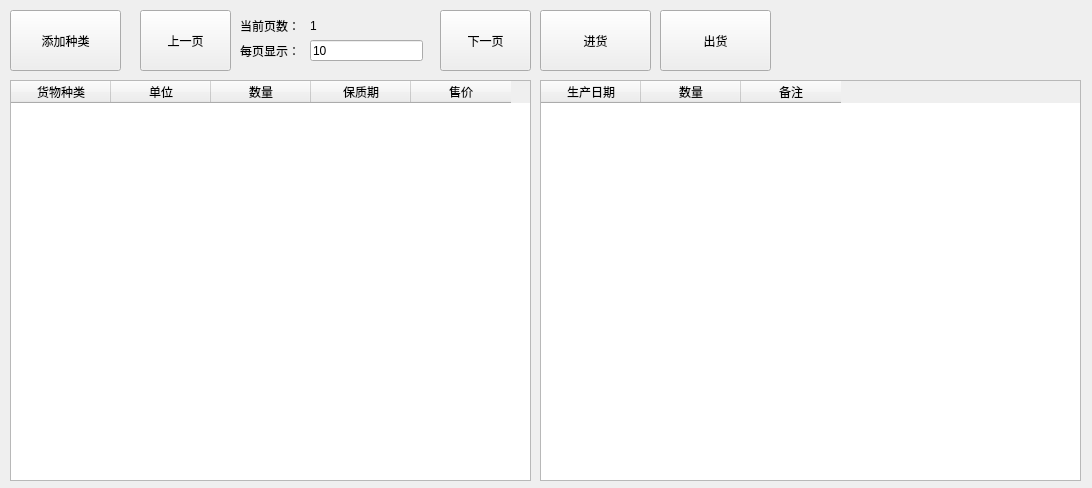
LunziQwQ/kylin_dealer, file ui/stock.ui: the form before one commit.
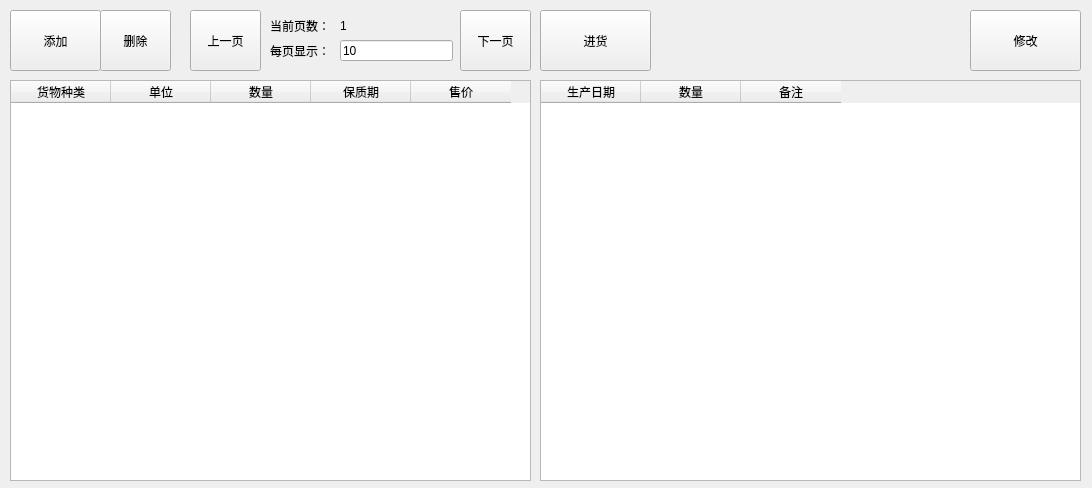
The form after the commit.

Commit message: finish stock_window

Diff of the .ui file:
```diff
--- a/ui/stock.ui
+++ b/ui/stock.ui
@@ -89,22 +89,22 @@
   <widget class="QPushButton" name="saleBtn">
    <property name="geometry">
     <rect>
-     <x>660</x>
+     <x>970</x>
      <y>10</y>
      <width>111</width>
      <height>61</height>
     </rect>
    </property>
    <property name="text">
-    <string>出货</string>
+    <string>修改</string>
    </property>
   </widget>
   <widget class="QPushButton" name="lastPageBtn">
    <property name="geometry">
     <rect>
-     <x>140</x>
+     <x>190</x>
      <y>10</y>
-     <width>91</width>
+     <width>71</width>
      <height>61</height>
     </rect>
    </property>
@@ -115,7 +115,7 @@
   <widget class="QLineEdit" name="pageSizeEdit">
    <property name="geometry">
     <rect>
-     <x>310</x>
+     <x>340</x>
      <y>40</y>
      <width>113</width>
      <height>21</height>
@@ -128,7 +128,7 @@
   <widget class="QLabel" name="eachPageLabel">
    <property name="geometry">
     <rect>
-     <x>240</x>
+     <x>270</x>
      <y>40</y>
      <width>60</width>
      <height>21</height>
@@ -141,7 +141,7 @@
   <widget class="QLabel" name="noPageLabel">
    <property name="geometry">
     <rect>
-     <x>240</x>
+     <x>270</x>
      <y>16</y>
      <width>60</width>
      <height>20</height>
@@ -154,7 +154,7 @@
   <widget class="QLabel" name="pageLabel">
    <property name="geometry">
     <rect>
-     <x>310</x>
+     <x>340</x>
      <y>15</y>
      <width>60</width>
      <height>21</height>
@@ -167,9 +167,9 @@
   <widget class="QPushButton" name="nextPageBtn">
    <property name="geometry">
     <rect>
-     <x>440</x>
+     <x>460</x>
      <y>10</y>
-     <width>91</width>
+     <width>71</width>
      <height>61</height>
     </rect>
    </property>
@@ -182,12 +182,25 @@
     <rect>
      <x>10</x>
      <y>10</y>
-     <width>111</width>
+     <width>91</width>
      <height>61</height>
     </rect>
    </property>
    <property name="text">
-    <string>添加种类</string>
+    <string>添加</string>
+   </property>
+  </widget>
+  <widget class="QPushButton" name="delCargoTypeBtn">
+   <property name="geometry">
+    <rect>
+     <x>100</x>
+     <y>10</y>
+     <width>71</width>
+     <height>61</height>
+    </rect>
+   </property>
+   <property name="text">
+    <string>删除</string>
    </property>
   </widget>
  </widget>
```
Left out of the diff: 2 changed lines with no effect on the pictures. The commit also changes 6 other files.
